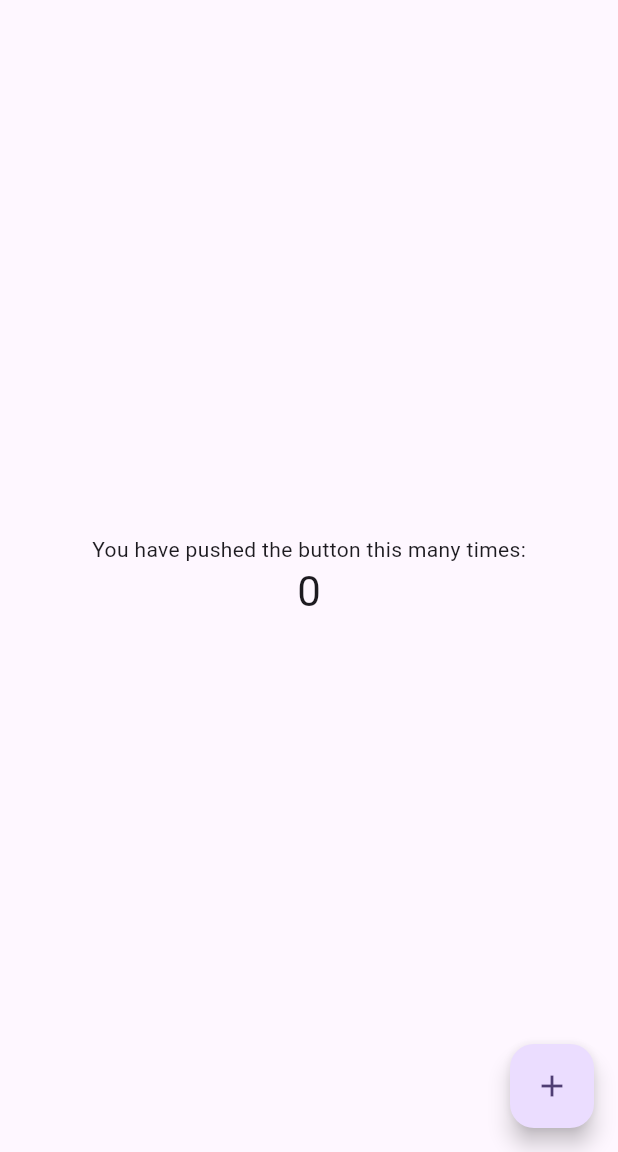
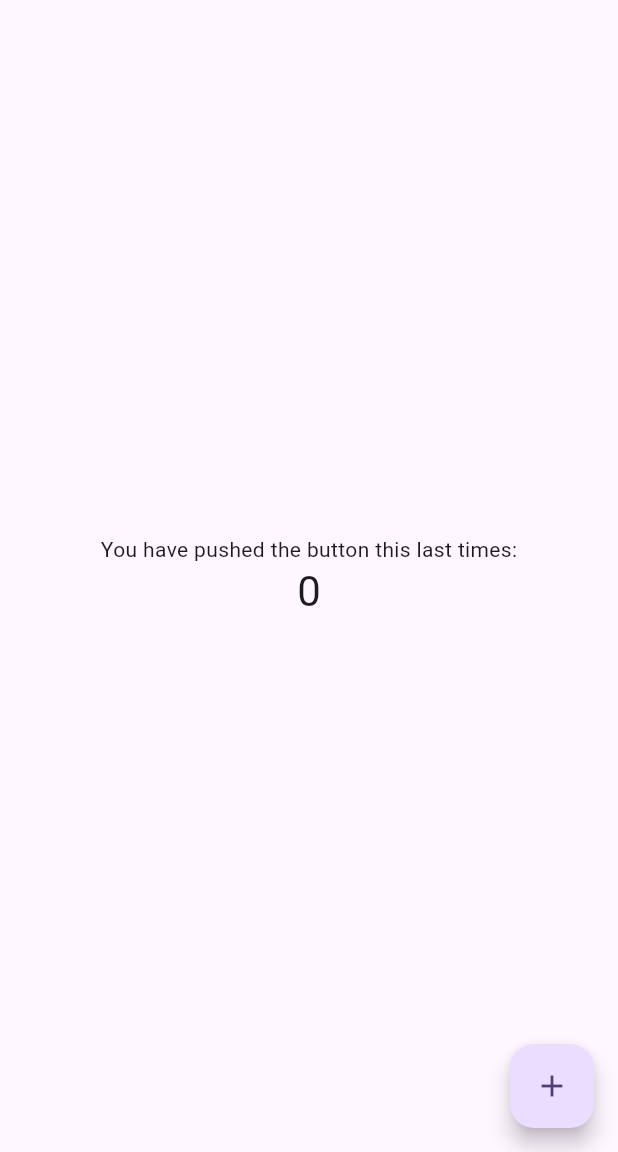
Before and after one commit to TranChinh03/automation_pipeline_actions, a Flutter app: the screen it shows after launch, on a phone screen of 412 x 824 dp, the part 84-1236 px from its top. Run offline on Flutter 3.47's test engine with Material 3 defaults, Android fonts, the phone set to English and light mode, and no system bars.

Commit message:
Merge pull request #21 from TranChinh03/feat/chinhmtran/Add_new_pr_10
Change

```diff
--- a/demo_project/lib/main.dart
+++ b/demo_project/lib/main.dart
@@ -80,7 +80,7 @@ class _MyHomePageState extends State<MyHomePage> {
           // wireframe for each widget.
           mainAxisAlignment: MainAxisAlignment.center,
           children: <Widget>[
-            const Text('You have pushed the button this many times:'),
+            const Text('You have pushed the button this last times:'),
             Text(
               '$_counter',
               style: Theme.of(context).textTheme.headlineMedium,
```
